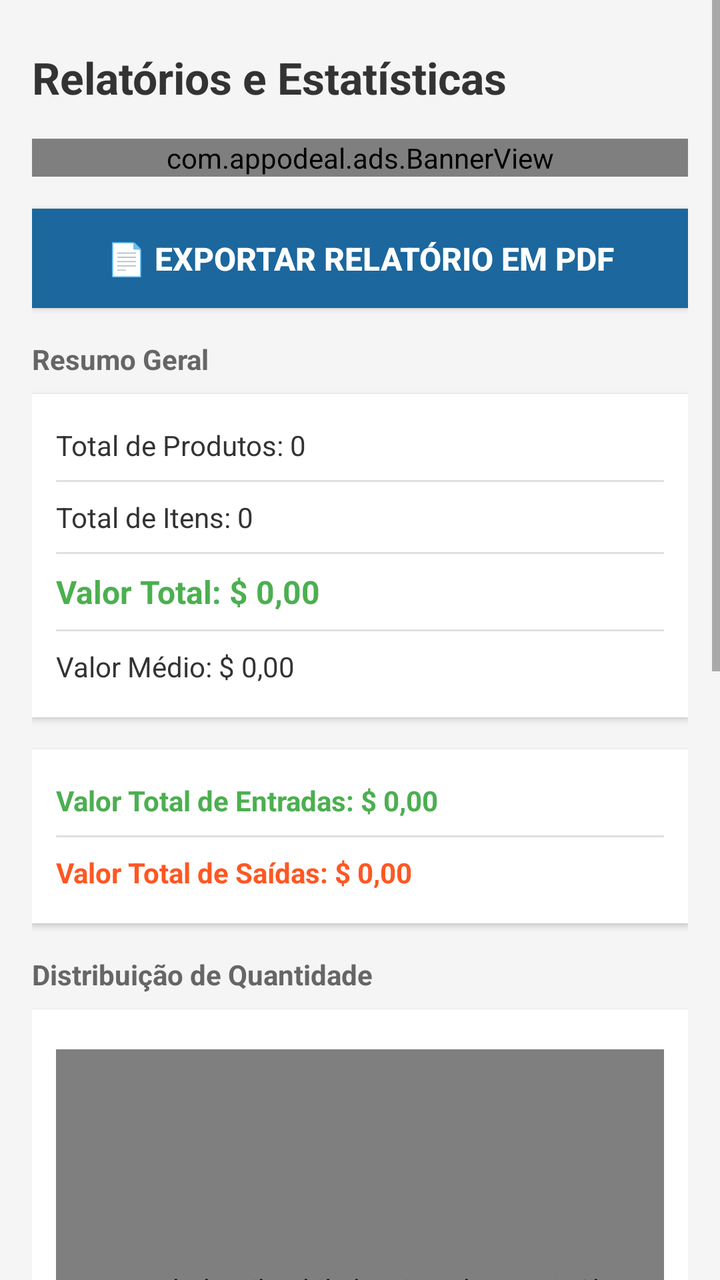
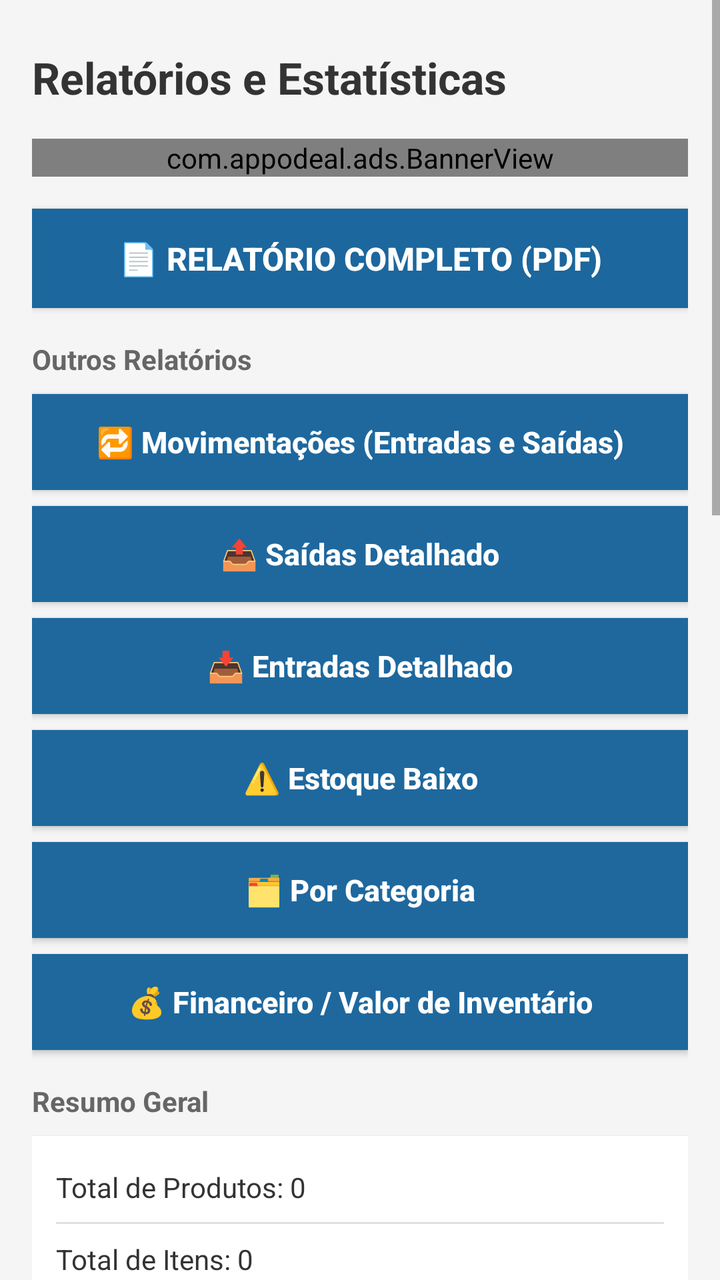

Before-and-after screenshots of an Android layout around one commit, followed by the original layout XML and the change that was made.
<!-- AndroidManifest.xml: application theme CustomActionBarTheme -->
<!-- res/layout/activity_reports.xml -->
<?xml version="1.0" encoding="utf-8"?>
<ScrollView xmlns:android="http://schemas.android.com/apk/res/android"
    xmlns:tools="http://schemas.android.com/tools"
    android:layout_width="match_parent"
    android:layout_height="match_parent"
    android:fitsSystemWindows="true"
    android:background="#F5F5F5"
    tools:context="br.com.gameloop.estoquesimples.ReportsActivity">

    <LinearLayout
        android:layout_width="match_parent"
        android:layout_height="wrap_content"
        android:orientation="vertical"
        android:paddingLeft="@dimen/activity_horizontal_margin"
        android:paddingRight="@dimen/activity_horizontal_margin"
        android:paddingTop="@dimen/activity_vertical_margin"
        android:paddingBottom="@dimen/activity_vertical_margin">

        
        <TextView
            android:layout_width="wrap_content"
            android:layout_height="wrap_content"
            android:textAppearance="?android:attr/textAppearanceLarge"
            android:text="Relatórios e Estatísticas"
            android:id="@+id/reportsTitle"
            android:textStyle="bold"
            android:textColor="#333333"
            android:layout_marginTop="8dp"
            android:layout_marginBottom="16dp" />

        
        <FrameLayout
            android:id="@+id/bannerContainer"
            android:layout_width="match_parent"
            android:layout_height="wrap_content"
            android:layout_marginBottom="16dp"
            android:visibility="visible">

            <com.appodeal.ads.BannerView
                android:id="@+id/appodealBannerView"
                android:layout_width="match_parent"
                android:layout_height="wrap_content"
                android:layout_gravity="center" />

        </FrameLayout>

        
        <Button
            android:id="@+id/btnExportPdf"
            android:layout_width="match_parent"
            android:layout_height="wrap_content"
            android:text="📄 Exportar Relatório em PDF"
            android:textColor="#FFFFFF"
            android:background="@color/colorActionBar"
            android:padding="14dp"
            android:layout_marginBottom="16dp"
            android:textSize="16sp"
            android:textStyle="bold"
            android:elevation="4dp" />

        
        <TextView
            android:layout_width="wrap_content"
            android:layout_height="wrap_content"
            android:text="Resumo Geral"
            android:textStyle="bold"
            android:textColor="#666666"
            android:textSize="14sp"
            android:layout_marginBottom="8dp" />

        <LinearLayout
            android:layout_width="match_parent"
            android:layout_height="wrap_content"
            android:orientation="vertical"
            android:background="#FFFFFF"
            android:padding="12dp"
            android:layout_marginBottom="16dp"
            android:elevation="2dp">

            <TextView
                android:layout_width="match_parent"
                android:layout_height="wrap_content"
                android:textAppearance="?android:attr/textAppearanceSmall"
                android:text="Total de Produtos: 0"
                android:id="@+id/totalProducts"
                android:textColor="#333333"
                android:textSize="14sp"
                android:paddingTop="4dp"
                android:paddingBottom="4dp" />

            <View
                android:layout_width="match_parent"
                android:layout_height="1dp"
                android:background="#E0E0E0"
                android:layout_marginTop="4dp"
                android:layout_marginBottom="4dp" />

            <TextView
                android:layout_width="match_parent"
                android:layout_height="wrap_content"
                android:textAppearance="?android:attr/textAppearanceSmall"
                android:text="Total de Itens: 0"
                android:id="@+id/totalItems"
                android:textColor="#333333"
                android:textSize="14sp"
                android:paddingTop="4dp"
                android:paddingBottom="4dp" />

            <View
                android:layout_width="match_parent"
                android:layout_height="1dp"
                android:background="#E0E0E0"
                android:layout_marginTop="4dp"
                android:layout_marginBottom="4dp" />

            <TextView
                android:layout_width="match_parent"
                android:layout_height="wrap_content"
                android:textAppearance="?android:attr/textAppearanceSmall"
                android:text="Valor Total: $ 0,00"
                android:id="@+id/totalValue"
                android:textColor="#4CAF50"
                android:textSize="16sp"
                android:textStyle="bold"
                android:paddingTop="4dp"
                android:paddingBottom="4dp" />

            <View
                android:layout_width="match_parent"
                android:layout_height="1dp"
                android:background="#E0E0E0"
                android:layout_marginTop="4dp"
                android:layout_marginBottom="4dp" />

            <TextView
                android:layout_width="match_parent"
                android:layout_height="wrap_content"
                android:textAppearance="?android:attr/textAppearanceSmall"
                android:text="Valor Médio: $ 0,00"
                android:id="@+id/averageValue"
                android:textColor="#333333"
                android:textSize="14sp"
                android:paddingTop="4dp"
                android:paddingBottom="4dp" />

        </LinearLayout>

        
        <LinearLayout
            android:layout_width="match_parent"
            android:layout_height="wrap_content"
            android:orientation="vertical"
            android:background="#FFFFFF"
            android:padding="12dp"
            android:layout_marginBottom="16dp"
            android:elevation="2dp">

            <TextView
                android:id="@+id/totalEntryValue"
                android:layout_width="match_parent"
                android:layout_height="wrap_content"
                android:textAppearance="?android:attr/textAppearanceSmall"
                android:text="Valor Total de Entradas: $ 0,00"
                android:textColor="#4CAF50"
                android:textSize="14sp"
                android:textStyle="bold"
                android:paddingTop="4dp"
                android:paddingBottom="4dp" />

            <View
                android:layout_width="match_parent"
                android:layout_height="1dp"
                android:background="#E0E0E0"
                android:layout_marginTop="4dp"
                android:layout_marginBottom="4dp" />

            <TextView
                android:id="@+id/totalExitValue"
                android:layout_width="match_parent"
                android:layout_height="wrap_content"
                android:textAppearance="?android:attr/textAppearanceSmall"
                android:text="Valor Total de Saídas: $ 0,00"
                android:textColor="#FF5722"
                android:textSize="14sp"
                android:textStyle="bold"
                android:paddingTop="4dp"
                android:paddingBottom="4dp" />

        </LinearLayout>

        
        <TextView
            android:layout_width="wrap_content"
            android:layout_height="wrap_content"
            android:text="Distribuição de Quantidade"
            android:textStyle="bold"
            android:textColor="#666666"
            android:textSize="14sp"
            android:layout_marginBottom="8dp" />

        <LinearLayout
            android:layout_width="match_parent"
            android:layout_height="wrap_content"
            android:orientation="vertical"
            android:background="#FFFFFF"
            android:padding="12dp"
            android:layout_marginBottom="16dp"
            android:elevation="2dp">

            <com.github.mikephil.charting.charts.PieChart
                android:id="@+id/chart"
                android:layout_width="match_parent"
                android:layout_height="240dp"
                android:layout_marginTop="8dp"
                android:layout_marginBottom="8dp" />

        </LinearLayout>

        
        <TextView
            android:layout_width="wrap_content"
            android:layout_height="wrap_content"
            android:text="Análise de Estoque"
            android:textStyle="bold"
            android:textColor="#666666"
            android:textSize="14sp"
            android:layout_marginBottom="8dp" />

        <LinearLayout
            android:layout_width="match_parent"
            android:layout_height="wrap_content"
            android:orientation="vertical"
            android:background="#FFFFFF"
            android:padding="12dp"
            android:layout_marginBottom="16dp"
            android:elevation="2dp">

            <TextView
                android:layout_width="match_parent"
                android:layout_height="wrap_content"
                android:textAppearance="?android:attr/textAppearanceSmall"
                android:text="Sem informações no momento."
                android:id="@+id/higher"
                android:textColor="#333333"
                android:textSize="14sp"
                android:paddingTop="4dp"
                android:paddingBottom="4dp" />

            <TextView
                android:layout_width="match_parent"
                android:layout_height="wrap_content"
                android:textAppearance="?android:attr/textAppearanceSmall"
                android:text=""
                android:id="@+id/lower"
                android:textColor="#333333"
                android:textSize="14sp"
                android:paddingTop="4dp"
                android:paddingBottom="4dp" />

            <View
                android:id="@+id/dividerLowStock"
                android:layout_width="match_parent"
                android:layout_height="1dp"
                android:background="#E0E0E0"
                android:layout_marginTop="8dp"
                android:layout_marginBottom="8dp"
                android:visibility="gone" />

            <TextView
                android:layout_width="match_parent"
                android:layout_height="wrap_content"
                android:textAppearance="?android:attr/textAppearanceSmall"
                android:text=""
                android:id="@+id/lowStockWarning"
                android:textColor="#FF5722"
                android:textSize="14sp"
                android:textStyle="bold"
                android:paddingTop="4dp"
                android:paddingBottom="4dp"
                android:visibility="gone" />

            <TextView
                android:layout_width="match_parent"
                android:layout_height="wrap_content"
                android:textAppearance="?android:attr/textAppearanceSmall"
                android:text=""
                android:id="@+id/lowStockList"
                android:textColor="#666666"
                android:textSize="13sp"
                android:paddingTop="4dp"
                android:paddingBottom="4dp"
                android:visibility="gone" />

        </LinearLayout>

        
        <TextView
            android:id="@+id/categoryTitle"
            android:layout_width="wrap_content"
            android:layout_height="wrap_content"
            android:text="Produtos por Categoria"
            android:textStyle="bold"
            android:textColor="#666666"
            android:textSize="14sp"
            android:layout_marginBottom="8dp"
            android:visibility="gone" />

        <LinearLayout
            android:id="@+id/categorySection"
            android:layout_width="match_parent"
            android:layout_height="wrap_content"
            android:orientation="vertical"
            android:background="#FFFFFF"
            android:padding="12dp"
            android:layout_marginBottom="16dp"
            android:elevation="2dp"
            android:visibility="gone">

            <TextView
                android:layout_width="match_parent"
                android:layout_height="wrap_content"
                android:textAppearance="?android:attr/textAppearanceSmall"
                android:text=""
                android:id="@+id/categoriesList"
                android:textColor="#333333"
                android:textSize="14sp" />

        </LinearLayout>

        
        <FrameLayout
            android:id="@+id/mrecContainer"
            android:layout_width="wrap_content"
            android:layout_height="wrap_content"
            android:layout_gravity="center"
            android:visibility="visible">

            <com.appodeal.ads.MrecView
                android:id="@+id/appodealMrecView"
                android:layout_width="300dp"
                android:layout_height="250dp"
                android:layout_gravity="center"
                android:layout_marginTop="16dp"
                android:layout_marginBottom="16dp" />

        </FrameLayout>

    </LinearLayout>

</ScrollView>
<!-- resources referenced by this layout -->
<resources>
  <color name="colorActionBar">#ff1c679d</color>
  <dimen name="activity_horizontal_margin">16dp</dimen>
  <dimen name="activity_vertical_margin">16dp</dimen>
  <style name="CustomActionBarTheme" parent="@style/Theme.AppCompat.Light.DarkActionBar">
          <item name="android:actionBarStyle">@style/MyActionBar</item>
          <item name="actionBarStyle">@style/MyActionBar</item>
          <item name="colorPrimary">@color/colorPrimary</item>
          <item name="colorPrimaryDark">@color/colorPrimaryDark</item>
          <item name="colorAccent">@color/colorAccent</item>
          
          <item name="android:statusBarColor">@color/system_bar</item>
          <item name="android:navigationBarColor">@color/system_bar</item>
          <item name="android:windowLightStatusBar">false</item>
          <item name="android:windowLightNavigationBar">false</item>
          
          <item name="android:windowOptOutEdgeToEdgeEnforcement">true</item>
      </style>
  <style name="MyActionBar" parent="@style/Widget.AppCompat.Light.ActionBar.Solid.Inverse">
          <item name="android:background">@color/colorActionBar</item>
          <item name="background">@color/colorActionBar</item>
      </style>
  <color name="colorPrimary">#3F51B5</color>
  <color name="colorPrimaryDark">#303F9F</color>
  <color name="colorAccent">#225aa9</color>
  <color name="system_bar">#ff1c679d</color>
</resources>

<!-- the commit's change to res/layout/activity_reports.xml (unified diff, before → after) -->
@@ -49,14 +49,109 @@
             android:id="@+id/btnExportPdf"
             android:layout_width="match_parent"
             android:layout_height="wrap_content"
-            android:text="📄 Exportar Relatório em PDF"
+            android:text="@string/report_btn_complete"
             android:textColor="#FFFFFF"
             android:background="@color/colorActionBar"
             android:padding="14dp"
-            android:layout_marginBottom="16dp"
+            android:layout_marginBottom="12dp"
             android:textSize="16sp"
             android:textStyle="bold"
             android:elevation="4dp" />
+
+        
+        <TextView
+            android:layout_width="wrap_content"
+            android:layout_height="wrap_content"
+            android:text="@string/report_section_others"
+            android:textStyle="bold"
+            android:textColor="#666666"
+            android:textSize="14sp"
+            android:layout_marginTop="4dp"
+            android:layout_marginBottom="8dp" />
+
+        <Button
+            android:id="@+id/btnReportMovements"
+            android:layout_width="match_parent"
+            android:layout_height="wrap_content"
+            android:text="@string/report_btn_movements"
+            android:textColor="#FFFFFF"
+            android:background="@color/colorActionBar2"
+            android:padding="12dp"
+            android:layout_marginBottom="8dp"
+            android:textSize="15sp"
+            android:textStyle="bold"
+            android:textAllCaps="false"
+            android:elevation="2dp" />
+
+        <Button
+            android:id="@+id/btnReportExits"
+            android:layout_width="match_parent"
+            android:layout_height="wrap_content"
+            android:text="@string/report_btn_exits"
+            android:textColor="#FFFFFF"
+            android:background="@color/colorActionBar2"
+            android:padding="12dp"
+            android:layout_marginBottom="8dp"
+            android:textSize="15sp"
+            android:textStyle="bold"
+            android:textAllCaps="false"
+            android:elevation="2dp" />
+
+        <Button
+            android:id="@+id/btnReportEntries"
+            android:layout_width="match_parent"
+            android:layout_height="wrap_content"
+            android:text="@string/report_btn_entries"
+            android:textColor="#FFFFFF"
+            android:background="@color/colorActionBar2"
+            android:padding="12dp"
+            android:layout_marginBottom="8dp"
+            android:textSize="15sp"
+            android:textStyle="bold"
+            android:textAllCaps="false"
+            android:elevation="2dp" />
+
+        <Button
+            android:id="@+id/btnReportLowStock"
+            android:layout_width="match_parent"
+            android:layout_height="wrap_content"
+            android:text="@string/report_btn_low_stock"
+            android:textColor="#FFFFFF"
+            android:background="@color/colorActionBar2"
+            android:padding="12dp"
+            android:layout_marginBottom="8dp"
+            android:textSize="15sp"
+            android:textStyle="bold"
+            android:textAllCaps="false"
+            android:elevation="2dp" />
+
+        <Button
+            android:id="@+id/btnReportCategory"
+            android:layout_width="match_parent"
+            android:layout_height="wrap_content"
+            android:text="@string/report_btn_category"
+            android:textColor="#FFFFFF"
+            android:background="@color/colorActionBar2"
+            android:padding="12dp"
+            android:layout_marginBottom="8dp"
+            android:textSize="15sp"
+            android:textStyle="bold"
+            android:textAllCaps="false"
+            android:elevation="2dp" />
+
+        <Button
+            android:id="@+id/btnReportFinancial"
+            android:layout_width="match_parent"
+            android:layout_height="wrap_content"
+            android:text="@string/report_btn_financial"
+            android:textColor="#FFFFFF"
+            android:background="@color/colorActionBar2"
+            android:padding="12dp"
+            android:layout_marginBottom="16dp"
+            android:textSize="15sp"
+            android:textStyle="bold"
+            android:textAllCaps="false"
+            android:elevation="2dp" />
 
         
         <TextView
<!-- resource entries referenced after the edit -->
@@ -1,8 +1,17 @@
 <!-- resources referenced by this layout -->
 <resources>
   <color name="colorActionBar">#ff1c679d</color>
+  <color name="colorActionBar2">#FF1E689E</color>
   <dimen name="activity_horizontal_margin">16dp</dimen>
   <dimen name="activity_vertical_margin">16dp</dimen>
+  <string name="report_btn_category">🗂️ Por Categoria</string>
+  <string name="report_btn_complete">📄 Relatório Completo (PDF)</string>
+  <string name="report_btn_entries">📥 Entradas Detalhado</string>
+  <string name="report_btn_exits">📤 Saídas Detalhado</string>
+  <string name="report_btn_financial">💰 Financeiro / Valor de Inventário</string>
+  <string name="report_btn_low_stock">⚠️ Estoque Baixo</string>
+  <string name="report_btn_movements">🔁 Movimentações (Entradas e Saídas)</string>
+  <string name="report_section_others">Outros Relatórios</string>
   <style name="CustomActionBarTheme" parent="@style/Theme.AppCompat.Light.DarkActionBar">
           <item name="android:actionBarStyle">@style/MyActionBar</item>
           <item name="actionBarStyle">@style/MyActionBar</item>
